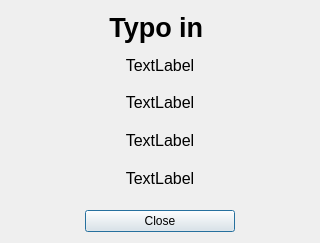
Qt form popup.ui (jkomppula/Disc) before a commit.
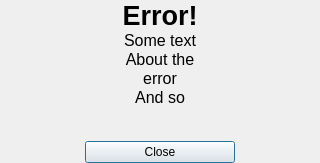
The same form after that commit.

What changed in the file:
```diff
--- a/popup.ui
+++ b/popup.ui
@@ -7,13 +7,22 @@
     <x>0</x>
     <y>0</y>
     <width>320</width>
-    <height>243</height>
+    <height>163</height>
    </rect>
   </property>
   <property name="windowTitle">
    <string>Dialog</string>
   </property>
   <layout class="QVBoxLayout" name="verticalLayout">
+   <property name="spacing">
+    <number>0</number>
+   </property>
+   <property name="topMargin">
+    <number>0</number>
+   </property>
+   <property name="bottomMargin">
+    <number>0</number>
+   </property>
    <item>
     <widget class="QLabel" name="label1">
      <property name="font">
@@ -24,7 +33,7 @@
       </font>
      </property>
      <property name="text">
-      <string>Typo in </string>
+      <string>Error!</string>
      </property>
      <property name="alignment">
       <set>Qt::AlignCenter</set>
@@ -41,7 +50,7 @@
       </font>
      </property>
      <property name="text">
-      <string>TextLabel</string>
+      <string>Some text</string>
      </property>
      <property name="alignment">
       <set>Qt::AlignCenter</set>
@@ -56,7 +65,7 @@
       </font>
      </property>
      <property name="text">
-      <string>TextLabel</string>
+      <string>About the</string>
      </property>
      <property name="alignment">
       <set>Qt::AlignCenter</set>
@@ -71,7 +80,7 @@
       </font>
      </property>
      <property name="text">
-      <string>TextLabel</string>
+      <string>error</string>
      </property>
      <property name="alignment">
       <set>Qt::AlignCenter</set>
@@ -88,13 +97,26 @@
       </font>
      </property>
      <property name="text">
-      <string>TextLabel</string>
+      <string>And so</string>
      </property>
      <property name="alignment">
       <set>Qt::AlignCenter</set>
      </property>
     </widget>
    </item>
+   <item>
+    <spacer name="verticalSpacer">
+     <property name="orientation">
+      <enum>Qt::Vertical</enum>
+     </property>
+     <property name="sizeHint" stdset="0">
+      <size>
+       <width>20</width>
+       <height>40</height>
+      </size>
+     </property>
+    </spacer>
+   </item>
    <item>
     <layout class="QHBoxLayout" name="horizontalLayout">
      <property name="topMargin">
```
